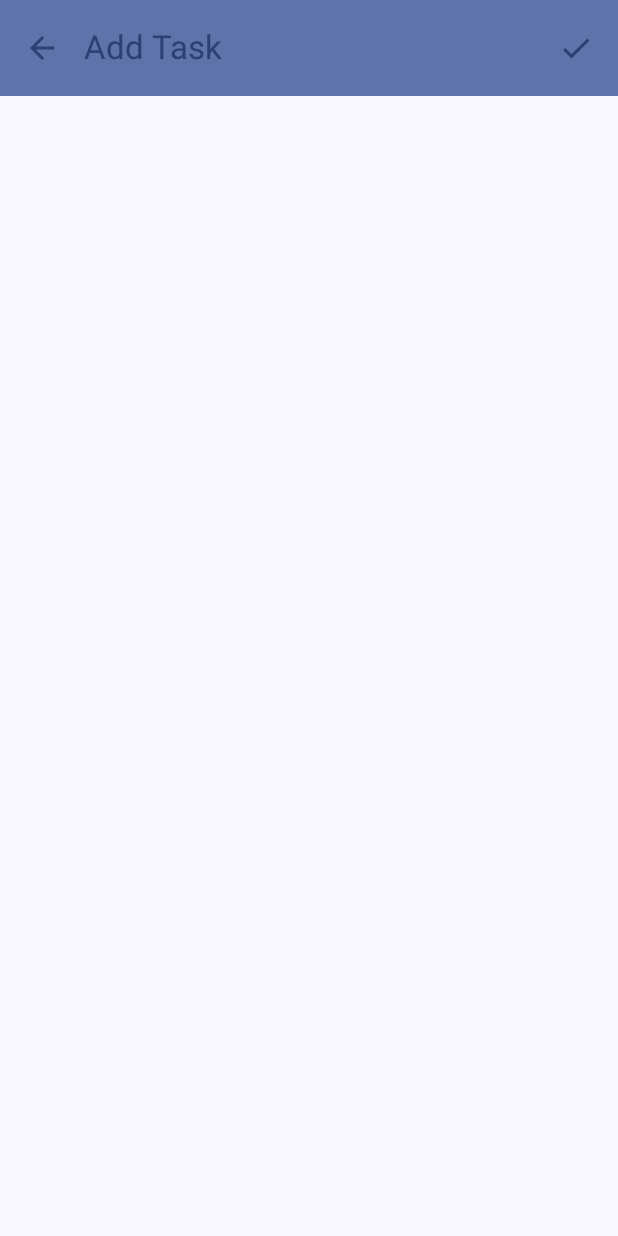
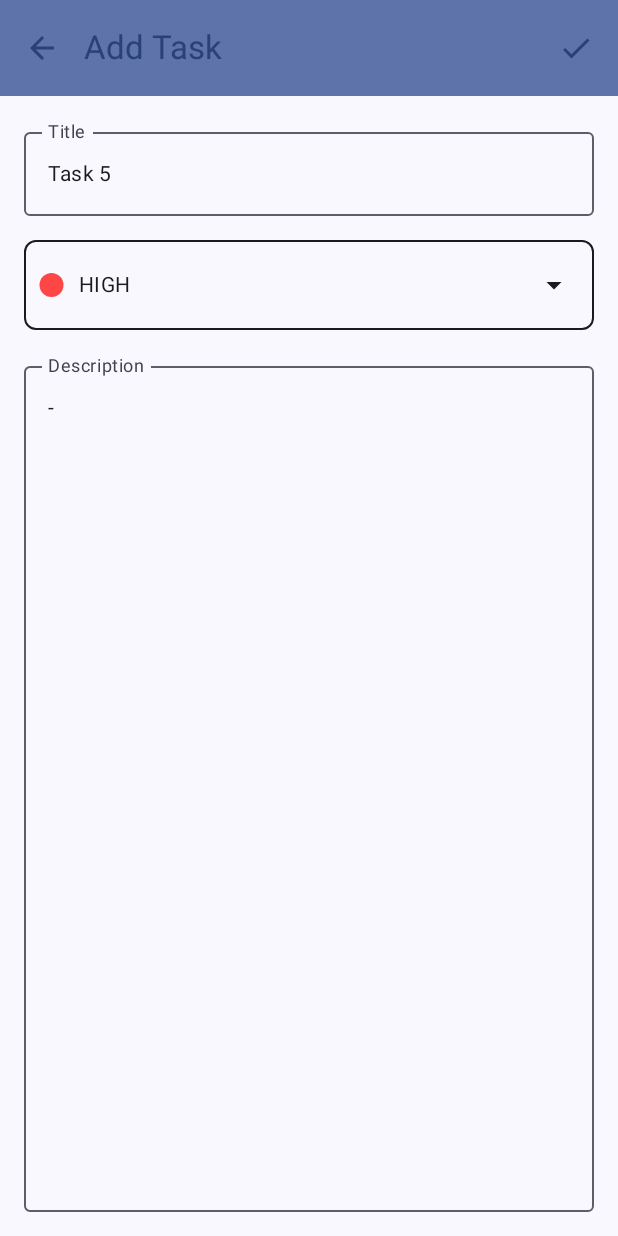
Before and after one commit to wikosac/ToDo-Compose, an Android app built with Jetpack Compose: the composable TaskScreen called with empty values, on a phone screen of 412 x 824 dp. Run offline under Robolectric (Android 15) with nearby library versions, the phone set to English and light mode, and no system bars.

Commit message:
TaskContent

```diff
--- a/app/src/main/java/com/wikosac/todo_compose/component/PriorityDropDown.kt
+++ b/app/src/main/java/com/wikosac/todo_compose/component/PriorityDropDown.kt
@@ -2,6 +2,7 @@ package com.wikosac.todo_compose.component
 
 import androidx.compose.animation.core.animateFloatAsState
 import androidx.compose.foundation.Canvas
+import androidx.compose.foundation.background
 import androidx.compose.foundation.border
 import androidx.compose.foundation.clickable
 import androidx.compose.foundation.layout.Row
@@ -44,9 +45,14 @@ fun PriorityDropDown(
     Row(
         modifier = Modifier
             .fillMaxWidth()
+            .background(MaterialTheme.colorScheme.background)
             .height(60.dp)
             .clickable { expanded = true }
-            .border(1.dp, color = MaterialTheme.colorScheme.onSurface.copy(alpha = DefaultAlpha)),
+            .border(
+                width = 1.dp,
+                color = MaterialTheme.colorScheme.onSurface.copy(alpha = DefaultAlpha),
+                shape = MaterialTheme.shapes.small
+            ),
         verticalAlignment = Alignment.CenterVertically
     ) {
         Canvas(
@@ -75,7 +81,7 @@ fun PriorityDropDown(
             )
         }
         DropdownMenu(
-            modifier = Modifier.fillMaxWidth(),
+            modifier = Modifier.fillMaxWidth(fraction = 0.94f),
             expanded = expanded,
             onDismissRequest = { expanded = false }
         ) {
--- /dev/null
+++ b/app/src/main/java/com/wikosac/todo_compose/ui/screens/task/TaskContent.kt
@@ -0,0 +1,67 @@
+package com.wikosac.todo_compose.ui.screens.task
+
+import androidx.compose.foundation.background
+import androidx.compose.foundation.layout.Arrangement
+import androidx.compose.foundation.layout.Column
+import androidx.compose.foundation.layout.fillMaxSize
+import androidx.compose.foundation.layout.fillMaxWidth
+import androidx.compose.foundation.layout.padding
+import androidx.compose.material3.MaterialTheme
+import androidx.compose.material3.OutlinedTextField
+import androidx.compose.material3.Text
+import androidx.compose.runtime.Composable
+import androidx.compose.ui.Modifier
+import androidx.compose.ui.res.stringResource
+import androidx.compose.ui.tooling.preview.Preview
+import androidx.compose.ui.unit.dp
+import com.wikosac.todo_compose.R
+import com.wikosac.todo_compose.component.PriorityDropDown
+import com.wikosac.todo_compose.data.models.Priority
+
+@Composable
+fun TaskContent(
+    title: String,
+    onTitleChange: (String) -> Unit,
+    description: String,
+    onDescriptionChange: (String) -> Unit,
+    priority: Priority,
+    onPrioritySelected: (Priority) -> Unit
+) {
+    Column(
+        modifier = Modifier
+            .fillMaxSize()
+            .background(MaterialTheme.colorScheme.background)
+            .padding(16.dp),
+        verticalArrangement = Arrangement.spacedBy(16.dp)
+    ) {
+        OutlinedTextField(
+            modifier = Modifier.fillMaxWidth(),
+            value = title,
+            onValueChange = { onTitleChange(it) },
+            label = { Text(text = stringResource(R.string.title)) },
+            textStyle = MaterialTheme.typography.bodyMedium,
+            singleLine = true
+        )
+        PriorityDropDown(priority = priority, onPrioritySelected = onPrioritySelected)
+        OutlinedTextField(
+            modifier = Modifier.fillMaxSize(),
+            value = description,
+            onValueChange = { onDescriptionChange(it) },
+            label = { Text(text = stringResource(R.string.description)) },
+            textStyle = MaterialTheme.typography.bodyMedium
+        )
+    }
+}
+
+@Composable
+@Preview
+fun TaskContentPreview() {
+    TaskContent(
+        title = "Task 5",
+        onTitleChange = {},
+        description = "-",
+        onDescriptionChange = {},
+        priority = Priority.HIGH,
+        onPrioritySelected = {}
+    )
+}
--- a/app/src/main/java/com/wikosac/todo_compose/ui/screens/task/TaskScreen.kt
+++ b/app/src/main/java/com/wikosac/todo_compose/ui/screens/task/TaskScreen.kt
@@ -1,7 +1,11 @@
 package com.wikosac.todo_compose.ui.screens.task
 
+import androidx.compose.foundation.layout.Box
+import androidx.compose.foundation.layout.padding
 import androidx.compose.material3.Scaffold
 import androidx.compose.runtime.Composable
+import androidx.compose.ui.Modifier
+import com.wikosac.todo_compose.data.models.Priority
 import com.wikosac.todo_compose.data.models.ToDoTask
 import com.wikosac.todo_compose.util.Action
 
@@ -12,11 +16,24 @@ fun TaskScreen(
 ) {
     Scaffold(
         topBar = {
-                 TaskAppBar(
-                     selectedTask = selectedTask,
-                     navigateToListScreen = navigateToListScreen
-                 )
+            TaskAppBar(
+                selectedTask = selectedTask,
+                navigateToListScreen = navigateToListScreen
+            )
         },
-        content = {}
+        content = {
+            Box(
+                modifier = Modifier.padding(it)
+            ) {
+                TaskContent(
+                    title = "Task 5",
+                    onTitleChange = {},
+                    description = "-",
+                    onDescriptionChange = {},
+                    priority = Priority.HIGH,
+                    onPrioritySelected = {}
+                )
+            }
+        }
     )
 }
--- a/app/src/main/res/values/strings.xml
+++ b/app/src/main/res/values/strings.xml
@@ -11,4 +11,6 @@
     <string name="delete_icon">Delete Icon\n</string>
     <string name="update_icon">Update Icon\n</string>
     <string name="drop_down_arrow_icon">Drop-Down Arrow Icon</string>
+    <string name="title">Title</string>
+    <string name="description">Description</string>
 </resources>
```
